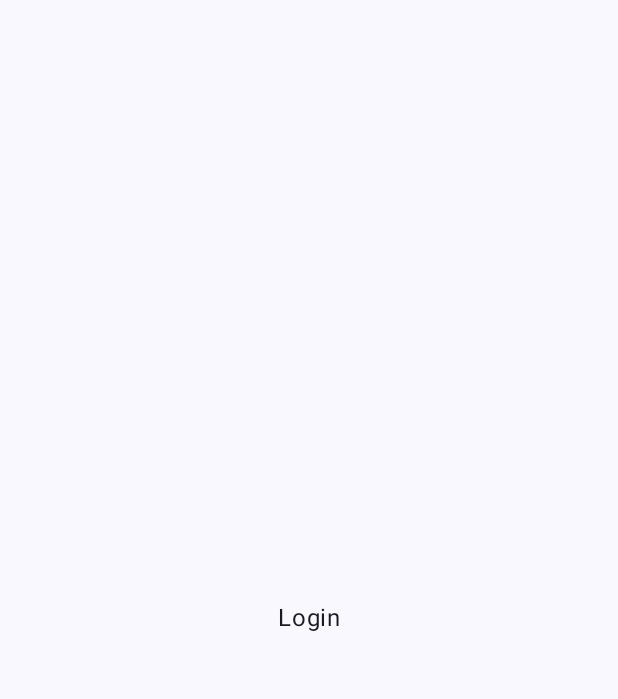
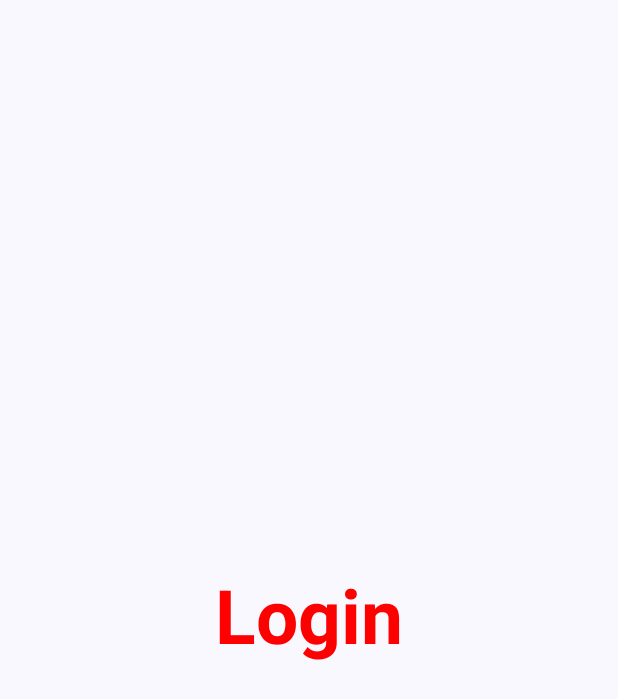
Before and after one commit to BriliyanLuthfiTriandri/QuestBasicComposable_094, an Android app built with Jetpack Compose: the screen it shows after launch (MainActivity), on a phone screen of 412 x 824 dp. Before the commit the part shown is almost empty. Shown: the top 699 px of the screen. Run offline under Robolectric (Android 15) with nearby library versions, the phone set to English and light mode, and no system bars.

Commit message:
menambahkan Style pada text "Login" sesuai ketentuan

```diff
--- a/app/src/main/java/com/example/composablelayout/MainActivity.kt
+++ b/app/src/main/java/com/example/composablelayout/MainActivity.kt
@@ -54,6 +54,10 @@ fun BasicCompos(modifier: Modifier = Modifier
     ) {
         Text(
             text = "Login",
-        )
+            style = TextStyle(
+                fontSize = 50.sp,
+                fontWeight = FontWeight.Bold,
+                color = Color.Red,
+                ))
     }
 }
```
